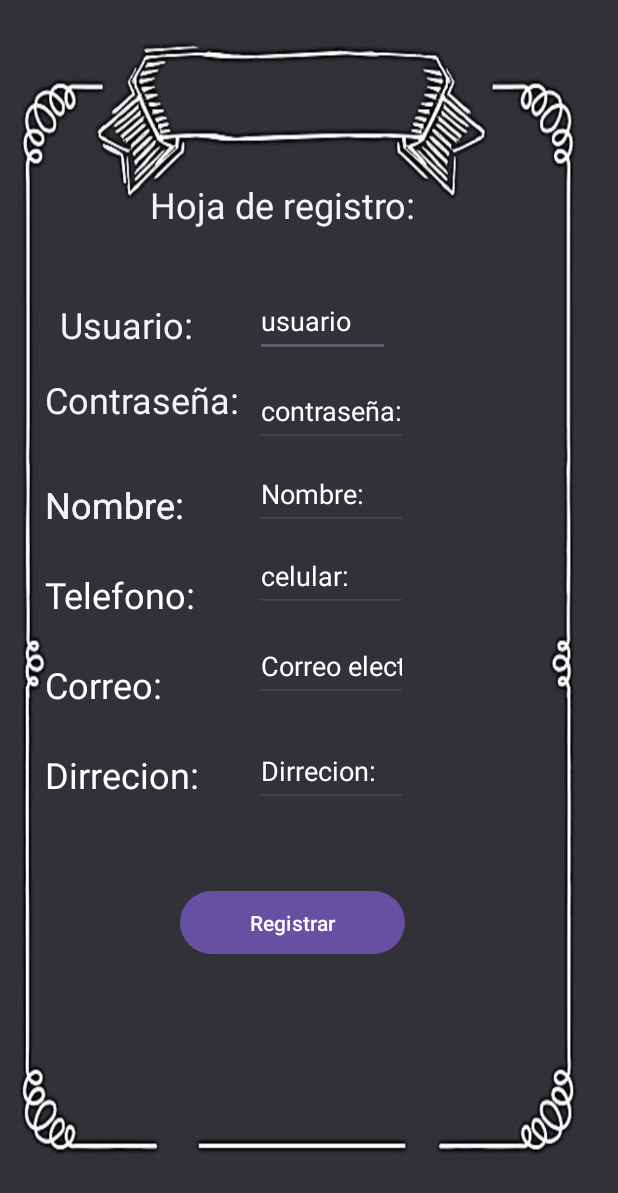
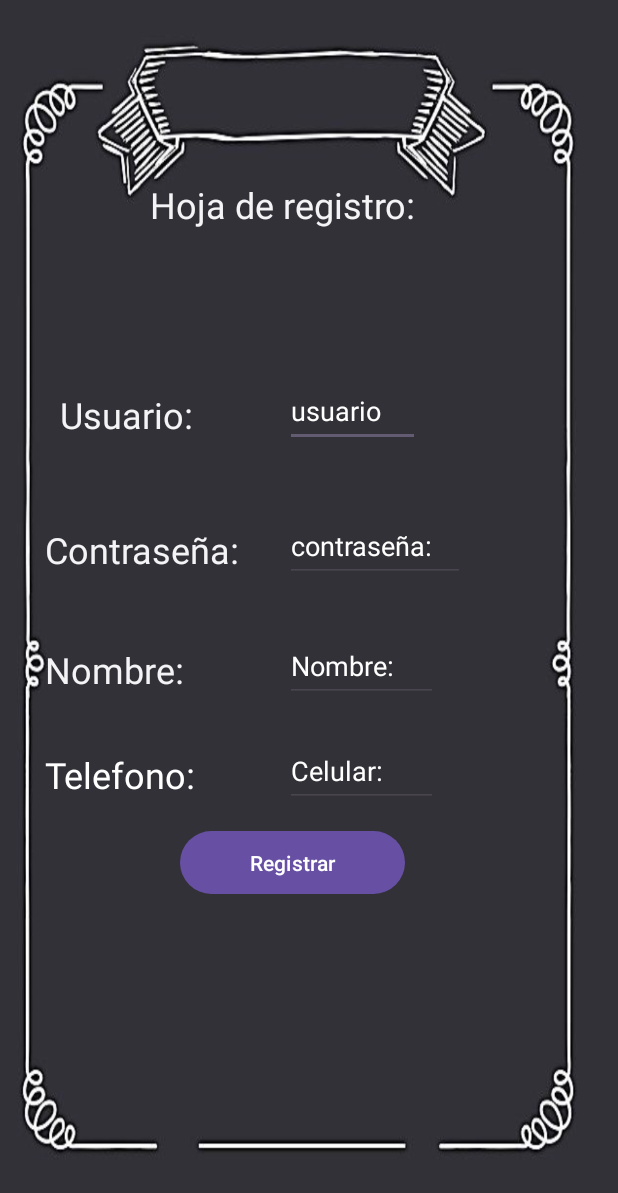
Before and after one commit to garridopzk/Libreria, an Android app: the MainActivity2 screen opened directly, with no data from a screen before it, on a phone screen of 412 x 824 dp. Shown: the top 1193 px of the screen. Run offline under Robolectric (Android 15) with nearby library versions, the phone set to English and light mode, and no system bars; 1 statement that could not run was skipped.

Commit message:
este es mi segundo commit

```diff
--- a/app/src/main/java/com/example/libreria/MainActivity.java
+++ b/app/src/main/java/com/example/libreria/MainActivity.java
@@ -35,7 +35,7 @@ public class MainActivity extends AppCompatActivity {
                 String password = editTextPassword.getText().toString();
 
                 if (user.equals("niki") && password.equals("garrido")) {
-                    Intent intent = new Intent(v.getContext(), MainActivity2.class);
+                    Intent intent = new Intent(v.getContext(), MainActivity3.class);
                     startActivity(intent);
                 } else {
 
@@ -43,7 +43,13 @@ public class MainActivity extends AppCompatActivity {
                 }
             }
         });
-
-
+        Button Registrar = findViewById(R.id.registrar);
+        Registrar.setOnClickListener(new View.OnClickListener() {
+            @Override
+            public void onClick(View v) {
+                Intent intent = new Intent(MainActivity.this, MainActivity2.class);
+                startActivity(intent);
+            }
+        });
     }
 }
--- a/app/src/main/java/com/example/libreria/MainActivity2.java
+++ b/app/src/main/java/com/example/libreria/MainActivity2.java
@@ -4,6 +4,8 @@ import android.content.Intent;
 import android.os.Bundle;
 import android.view.View;
 import android.widget.Button;
+import android.widget.EditText;
+import android.widget.TextView;
 
 import androidx.activity.EdgeToEdge;
 import androidx.appcompat.app.AppCompatActivity;
@@ -11,8 +13,20 @@ import androidx.core.graphics.Insets;
 import androidx.core.view.ViewCompat;
 import androidx.core.view.WindowInsetsCompat;
 
+import java.util.ArrayList;
+import java.util.List;
+
 public class MainActivity2 extends AppCompatActivity {
     Button inicio;
+    EditText Nombre;
+    EditText Celular;
+    EditText contraseña;
+    EditText usuario;
+    TextView nombre;
+    TextView Telefono;
+    Button Registrar;
+
+    List<String> tasks = new ArrayList<>();
 
     @Override
     protected void onCreate(Bundle savedInstanceState) {
@@ -20,7 +34,11 @@ public class MainActivity2 extends AppCompatActivity {
         EdgeToEdge.enable(this);
         setContentView(R.layout.activity_main2);
 
-        inicio = findViewById(R.id.inicio);
+        Registrar = findViewById(R.id.inicio);
+        Nombre = findViewById(R.id.nombres);
+        Celular = findViewById(R.id.cel);
+        nombre = findViewById(R.id.Nombre2);
+        Telefono = findViewById(R.id.numero);
 
         inicio.setOnClickListener(new View.OnClickListener() {
             @Override
@@ -29,5 +47,20 @@ public class MainActivity2 extends AppCompatActivity {
                 startActivity(intent);
             }
         });
+        Registrar.setOnClickListener(new View.OnClickListener() {
+            @Override
+            public void onClick(View v) {
+                Intent intent = new Intent(MainActivity2.this, MainActivity.class);
+                startActivity(intent);
+            }
+        });
+        Nombre.setOnClickListener(new View.OnClickListener() {
+            @Override
+            public void onClick(View v) {
+
+            }
+        });
+
+
     }
 }
--- a/app/src/main/java/com/example/libreria/MainActivity4.java
+++ b/app/src/main/java/com/example/libreria/MainActivity4.java
@@ -8,7 +8,11 @@ import androidx.core.graphics.Insets;
 import androidx.core.view.ViewCompat;
 import androidx.core.view.WindowInsetsCompat;
 
+import java.util.ArrayList;
+import java.util.List;
+
 public class MainActivity4 extends AppCompatActivity {
+    List<String> tasks = new ArrayList<>();
 
     @Override
     protected void onCreate(Bundle savedInstanceState) {
--- a/app/src/main/res/layout/activity_main.xml
+++ b/app/src/main/res/layout/activity_main.xml
@@ -12,18 +12,26 @@
         android:layout_marginStart="-9dp"
         android:layout_marginEnd="0dp"
         android:layout_marginBottom="0dp"
-        android:background="@drawable/fondo"
+        android:background="@drawable/inici"
         android:gravity="center"
         android:orientation="vertical"
         tools:ignore="MissingContraints">
 
         <Button
             android:id="@+id/inicio"
-            android:layout_width="90dp"
-            android:layout_height="40dp"
-            android:layout_marginTop="0dp"
+            android:layout_width="100dp"
+            android:layout_height="50dp"
+            android:layout_marginTop="120dp"
             android:layout_marginStart="7dp"
             android:text="inicio" />
+        <Button
+            android:id="@+id/registrar"
+            android:layout_width="wrap_content"
+            android:layout_height="50dp"
+            android:layout_marginStart="7dp"
+            android:layout_marginTop="100dp"
+            android:text="Registrar"/>
+
 
     </LinearLayout>
 
@@ -33,7 +41,7 @@
         android:layout_height="48dp"
         android:layout_marginTop="150dp"
         android:layout_marginStart="150dp"
-        android:textColor="@color/design_default_color_on_primary"
+        android:textColor="#FF0000"
         android:hint="usuario"
         android:background="@color/white"
         android:inputType="text"
--- a/app/src/main/res/layout/activity_main2.xml
+++ b/app/src/main/res/layout/activity_main2.xml
@@ -30,13 +30,12 @@
         android:id="@+id/usuario"
         android:layout_width="90dp"
         android:layout_height="48dp"
-        android:layout_marginTop="190dp"
-        android:layout_marginStart="170dp"
+        android:layout_marginTop="250dp"
+        android:layout_marginStart="190dp"
         android:textColor="#00BCD4"
         android:hint="usuario"
         android:textColorHint="@color/white"
-        android:inputType="text"
-        android:autofillHints="" />
+        android:inputType="text"/>
     <TextView
         android:id="@+id/Usuarios"
         android:layout_width="wrap_content"
@@ -44,21 +43,18 @@
         android:text="Usuario:"
         android:textSize="24sp"
         android:textColor="#F4F4F6"
-        android:layout_marginTop="200dp"
+        android:layout_marginTop="260dp"
         android:layout_marginStart="40dp"/>
 
     <EditText
         android:id="@+id/contraseña"
-        android:layout_width="102dp"
+        android:layout_width="120dp"
         android:layout_height="48dp"
-        android:layout_marginTop="250dp"
-        android:layout_marginStart="170dp"
+        android:layout_marginTop="340dp"
+        android:layout_marginStart="190dp"
         android:textColor="#00BCD4"
         android:hint="contraseña:"
-        android:textColorHint="@color/white"
-        android:inputType="text"
-        tools:ignore="HardcodedText"
-        android:autofillHints="" />
+        android:textColorHint="@color/white"/>
     <TextView
         android:id="@+id/Contraseña"
         android:layout_width="wrap_content"
@@ -66,23 +62,15 @@
         android:text="Contraseña:"
         android:textSize="24sp"
         android:textColor="#F4F4F6"
-        android:layout_marginTop="250dp"
+        android:layout_marginTop="350dp"
         android:layout_marginStart="30dp"/>
-    <TextView
-        android:id="@+id/Nombre"
-        android:layout_width="wrap_content"
-        android:layout_height="wrap_content"
-        android:text="Nombre:"
-        android:textSize="24sp"
-        android:textColor="#F4F4F6"
-        android:layout_marginTop="320dp"
-        android:layout_marginStart="30dp"/>
+
     <EditText
         android:id="@+id/nombres"
         android:layout_width="102dp"
         android:layout_height="48dp"
-        android:layout_marginTop="305dp"
-        android:layout_marginStart="170dp"
+        android:layout_marginTop="420dp"
+        android:layout_marginStart="190dp"
         android:textColor="#00BCD4"
         android:hint="Nombre:"
         android:textColorHint="@color/white"
@@ -96,7 +84,7 @@
         android:text="Nombre:"
         android:textSize="24sp"
         android:textColor="#F4F4F6"
-        android:layout_marginTop="320dp"
+        android:layout_marginTop="430dp"
         android:layout_marginStart="30dp"/>
     <TextView
         android:id="@+id/numero"
@@ -106,66 +94,25 @@
         android:textSize="24dp"
         android:textColor="@color/white"
         android:layout_marginStart="30dp"
-        android:layout_marginTop="380dp"/>
+        android:layout_marginTop="500dp"/>
     <EditText
         android:id="@+id/cel"
         android:layout_width="102dp"
         android:layout_height="48dp"
-        android:layout_marginTop="360dp"
-        android:layout_marginStart="170dp"
+        android:layout_marginTop="490dp"
+        android:layout_marginStart="190dp"
         android:textColor="#03A9F4"
-        android:hint="celular:"
+        android:hint="Celular:"
         android:textColorHint="@color/white"
         android:inputType="text"
         tools:ignore="HardcodedText"
         android:autofillHints="" />
-    <TextView
-        android:id="@+id/electronico"
-        android:layout_width="wrap_content"
-        android:layout_height="wrap_content"
-        android:text="Correo:"
-        android:textSize="24dp"
-        android:textColor="@color/white"
-        android:layout_marginStart="30dp"
-        android:layout_marginTop="440dp"/>
-    <EditText
-        android:id="@+id/correoelec"
-        android:layout_width="102dp"
-        android:layout_height="48dp"
-        android:layout_marginTop="420dp"
-        android:layout_marginStart="170dp"
-        android:textColor="#03A9F4"
-        android:hint="Correo electronico:"
-        android:textColorHint="@color/white"
-        android:inputType="text"
-        tools:ignore="HardcodedText"
-        android:autofillHints="" />
-    <TextView
-        android:id="@+id/dirreccion"
-        android:layout_width="wrap_content"
-        android:layout_height="wrap_content"
-        android:text="Dirrecion:"
-        android:textSize="24dp"
-        android:textColor="@color/white"
-        android:layout_marginStart="30dp"
-        android:layout_marginTop="500dp"/>
-    <EditText
-        android:id="@+id/dirreccion2"
-        android:layout_width="102dp"
-        android:layout_height="48dp"
-        android:layout_marginTop="490dp"
-        android:layout_marginStart="170dp"
-        android:textColor="#03A9F4"
-        android:hint="Dirrecion:"
-        android:textColorHint="@color/white"
-        android:inputType="text"
-        tools:ignore="HardcodedText"
-        android:autofillHints="" />
+
     <Button
         android:id="@+id/inicio"
         android:layout_width="150dp"
         android:layout_height="50dp"
-        android:layout_marginTop="590dp"
+        android:layout_marginTop="550dp"
         android:layout_marginStart="120dp"
         android:text="Registrar" />
 
--- a/app/src/main/res/layout/activity_main4.xml
+++ b/app/src/main/res/layout/activity_main4.xml
@@ -6,4 +6,15 @@
     android:layout_height="match_parent"
     tools:context=".MainActivity4">
 
+    <LinearLayout
+        android:layout_width="match_parent"
+        android:layout_height="match_parent"
+        android:layout_marginStart="-9dp"
+        android:layout_marginEnd="0dp"
+        android:layout_marginBottom="0dp"
+        android:background="@drawable/color"
+        android:gravity="center"
+        android:orientation="vertical"
+        tools:ignore="MissingContraints" />
+
 </RelativeLayout>
```
Also changed, not shown: app/src/main/res/drawable/color.png (added), app/src/main/res/drawable/inici.png (added).
